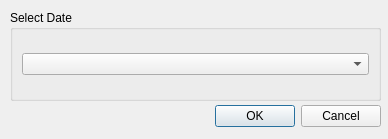
This is selectDate.ui in HusseinKabbout/Historize as Qt 5 draws it before an edit. The edited form follows.
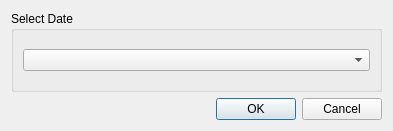
This is the edited form.

Patch:
```diff
--- a/selectDate.ui
+++ b/selectDate.ui
@@ -6,38 +6,16 @@
    <rect>
     <x>0</x>
     <y>0</y>
-    <width>388</width>
-    <height>139</height>
+    <width>393</width>
+    <height>131</height>
    </rect>
   </property>
   <property name="windowTitle">
    <string>Load</string>
   </property>
-  <widget class="QDialogButtonBox" name="buttonBox">
-   <property name="geometry">
-    <rect>
-     <x>40</x>
-     <y>100</y>
-     <width>341</width>
-     <height>32</height>
-    </rect>
-   </property>
-   <property name="orientation">
-    <enum>Qt::Horizontal</enum>
-   </property>
-   <property name="standardButtons">
-    <set>QDialogButtonBox::Cancel|QDialogButtonBox::Ok</set>
-   </property>
-  </widget>
+  <layout class="QGridLayout" name="gridLayout_2">
+   <item row="0" column="0">
   <widget class="QGroupBox" name="dateBox">
-   <property name="geometry">
-    <rect>
-     <x>10</x>
-     <y>10</y>
-     <width>371</width>
-     <height>91</height>
-    </rect>
-   </property>
    <property name="title">
     <string>Select Date</string>
    </property>
@@ -47,6 +25,18 @@
     </item>
    </layout>
   </widget>
+   </item>
+   <item row="1" column="0">
+    <widget class="QDialogButtonBox" name="buttonBox">
+     <property name="orientation">
+      <enum>Qt::Horizontal</enum>
+     </property>
+     <property name="standardButtons">
+      <set>QDialogButtonBox::Cancel|QDialogButtonBox::Ok</set>
+     </property>
+    </widget>
+   </item>
+  </layout>
   <zorder>dateBox</zorder>
   <zorder>buttonBox</zorder>
  </widget>
```
Lines whose indentation alone changed are shown as unchanged.
